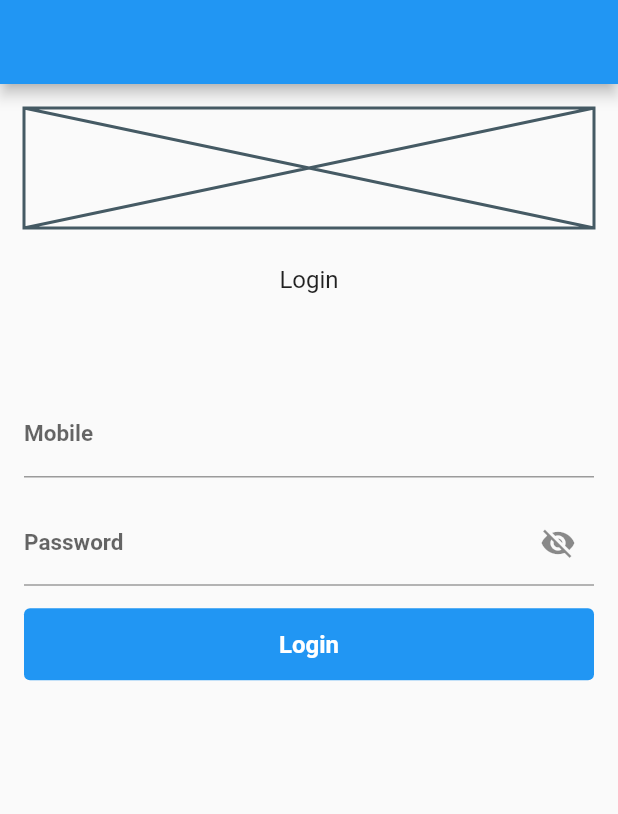
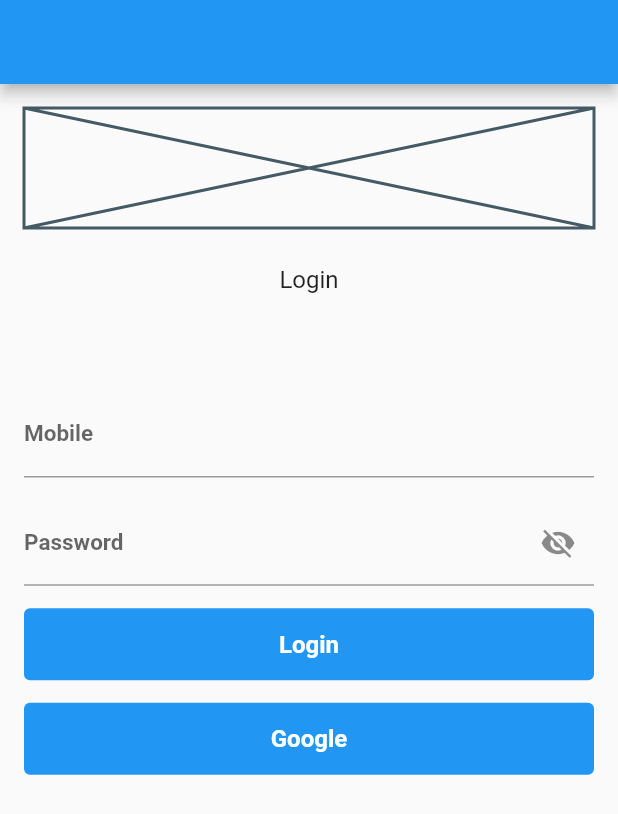
Before and after one commit to byshy/dukkantek_basel_task, a Flutter app: the screen it shows after launch, on a phone screen of 412 x 824 dp. Shown: the top 814 px of the screen. Run offline on Flutter 3.47's test engine with Material 2 defaults, Android fonts, the phone set to English and light mode, and no system bars; our stand-ins replace dio, get_it, google_sign_in, shared_preferences.

Commit message:
- Add google sign in

```diff
--- a/lib/features/auth/auth_provider.dart
+++ b/lib/features/auth/auth_provider.dart
@@ -16,6 +16,8 @@ import '../../utils_and_services/dio_error_printer.dart';
 import '../../utils_and_services/global_widgets/error_dialog.dart';
 import '../../utils_and_services/routing/navigation_service.dart';
 import '../../utils_and_services/routing/routes.dart';
+
+import 'package:google_sign_in/google_sign_in.dart';
 
 class AuthProvider with ChangeNotifier {
   final GlobalKey<FormState> loginFormKey = GlobalKey<FormState>();
@@ -103,4 +105,29 @@ class AuthProvider with ChangeNotifier {
     sl<LocalRepo>().setUser(value);
     refreshToken();
   }
+
+  final GoogleSignIn _googleSignIn = GoogleSignIn(
+    scopes: [
+      'email',
+      'https://www.googleapis.com/auth/contacts.readonly',
+    ],
+  );
+
+  Future<void> handleSignIn() async {
+    try {
+      GoogleSignInAccount? account = await _googleSignIn.signIn();
+
+      postAuth(
+        value: User(
+          accessToken: '1234',
+          userInfo: UserInfo(
+            name: account?.displayName,
+          ),
+        ),
+      );
+      sl<NavigationService>().navigateToAndRemove(homeScreen);
+    } catch (error) {
+      print(error);
+    }
+  }
 }
--- a/lib/features/auth/login_screen.dart
+++ b/lib/features/auth/login_screen.dart
@@ -136,6 +136,18 @@ class _LoginScreenState extends State<LoginScreen> {
                         ),
                       ),
               ),
+              const SizedBox(height: 15),
+              CustomRaisedButton(
+                onTap: instance.handleSignIn,
+                child: const Text(
+                  'Google',
+                  style: TextStyle(
+                    fontSize: 16,
+                    fontWeight: FontWeight.bold,
+                    color: Colors.white,
+                  ),
+                ),
+              ),
               const SizedBox(height: 40),
             ],
           );
--- a/pubspec.yaml
+++ b/pubspec.yaml
@@ -24,5 +24,7 @@ dev_dependencies:
   dio: ^4.0.4
   provider: ^6.0.1
 
+  google_sign_in: ^5.2.4
+
 flutter:
   uses-material-design: true
```
Also changed, not shown: pubspec.lock, 8 other files.
